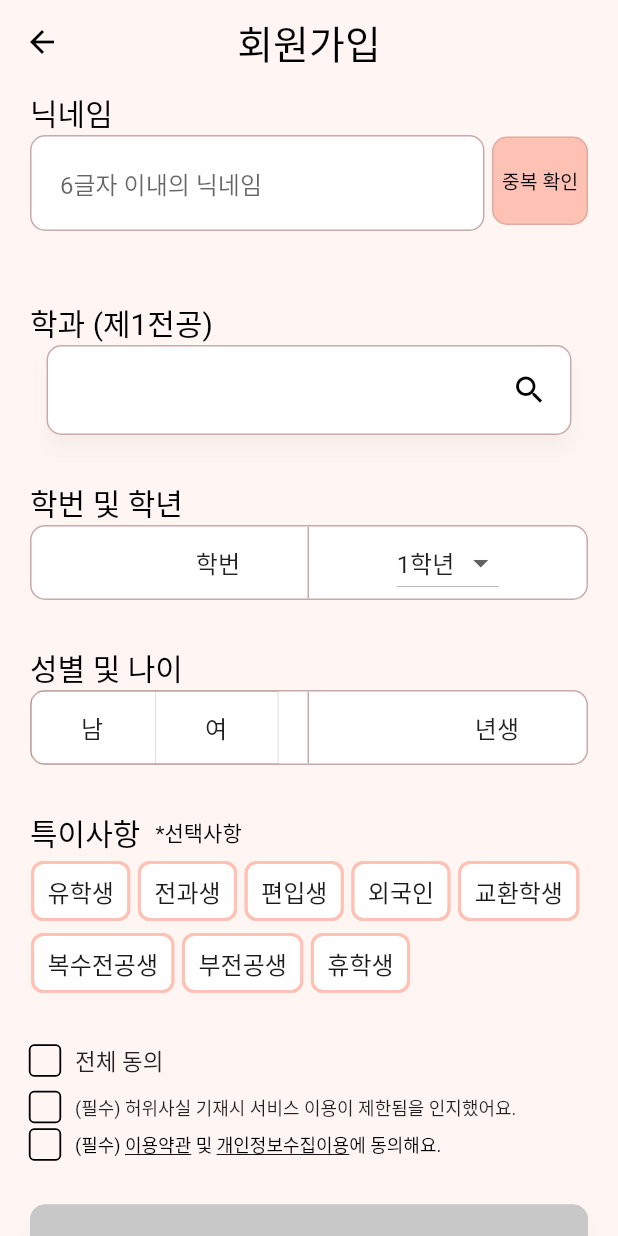
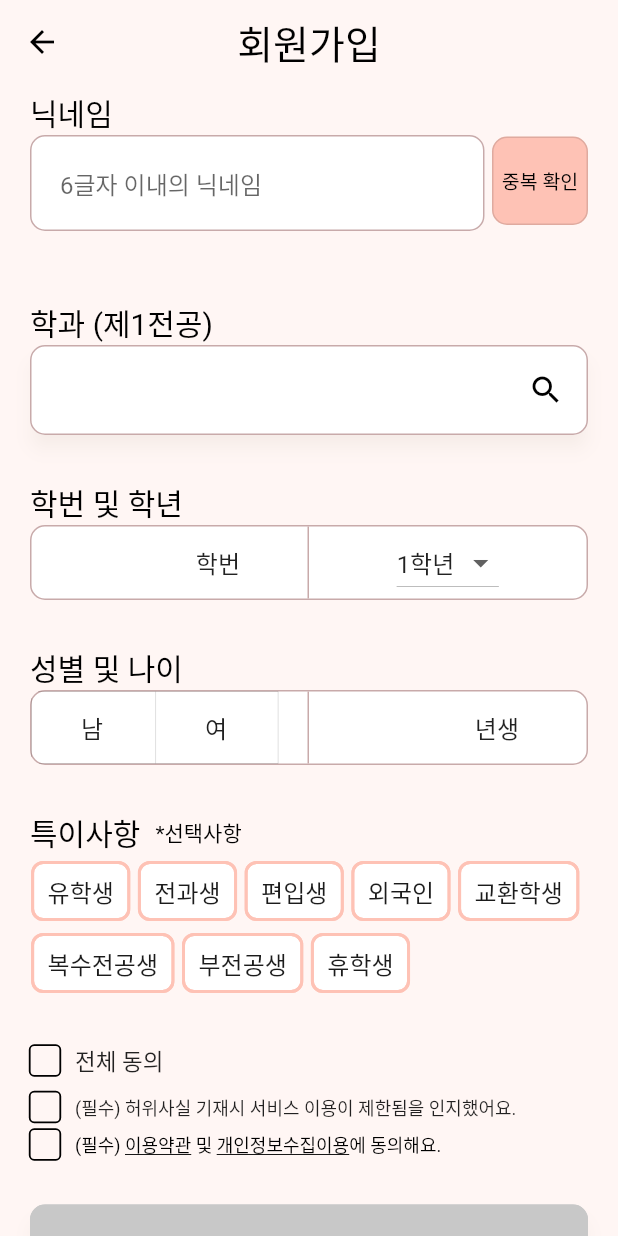
Before and after one commit to TEAM-LINRING/LINRING-FRONT, a Flutter app: the SignUpScreen screen opened by its route, scrolled down 576 dp, on a phone screen of 412 x 824 dp. Run offline on Flutter 3.47's test engine with Material 2 defaults, Android fonts, the phone set to English and light mode, and no system bars; our stand-ins replace carousel_slider, firebase_core, firebase_dynamic_links, flutter_dotenv, flutter_rating_bar, flutter_secure_storage; missing offline and left inert: omni_datetime_picker; accounts and stored records are empty; Roboto replaces fonts that are missing (Pretendard).

Commit message:
Design: 학과 선택 필드 너비 최대로 수정
학과를 선택하는 버튼을 Sizedbox로 감싸고 그 안에 width: double.infinity 값을 주어 최대의 너비를 가질 수 있게 수정하였습니다.

```diff
--- a/lib/screens/signup_screen.dart
+++ b/lib/screens/signup_screen.dart
@@ -506,74 +506,6 @@ class _SignUpScreenState extends State<SignUpScreen> {
                   )
                 ]),
           ),
-          // SizedBox(
-          //   height: 80,
-          //   child: Stack(alignment: Alignment.centerRight, children: [
-          //     CustomTextField(
-          //       controller: nickNameController,
-          //       onChanged: (value) {
-          //         setState(() {
-          //           errorNickName = null;
-          //           helperNickName = null;
-          //           if (!RegExp(r'^[a-zA-Z0-9가-힣]*$').hasMatch(value)) {
-          //             isNickNameValid = false;
-          //             errorNickName = '닉네임에 공백이나 특수문자를 사용할 수 없습니다.';
-          //           } else if (value.length > 6) {
-          //             isNickNameValid = false;
-          //             errorNickName = '닉네임은 여섯글자 이내여야 합니다.';
-          //           } else {
-          //             errorNickName = null;
-          //             isNickNameValid = true;
-          //           }
-          //         });
-          //       },
-          //       errorText: errorNickName,
-          //       hintText: '6글자 이내의 닉네임',
-          //       obscureText: false,
-          //       helperText: helperNickName,
-          //     ),
-          //     Positioned(
-          //         right: 30,
-          //         bottom: 30,
-          //         child: Container(
-          //           decoration: const BoxDecoration(
-          //               border: Border(
-          //                   left: BorderSide(
-          //                       width: 1, color: Color(0xFFC8AAAA)))),
-          //           child: OutlinedButton(
-          //               onPressed: () async {
-          //                 if (isNickNameValid == true) {
-          //                   bool? result = await _validationNickName(context);
-          //                   setState(() {
-          //                     if (result != null) {
-          //                       if (result) {
-          //                         isNickNameUnique = true;
-          //                         errorNickName = null;
-          //                         helperNickName = '사용 가능한 닉네임입니다.';
-          //                       } else {
-          //                         isNickNameUnique = false;
-          //                         helperNickName = null;
-          //                         errorNickName = '중복된 닉네임입니다. 다른 닉네임을 사용해주세요.';
-          //                       }
-          //                     }
-          //                     isSignUpButtonEnabled = checkFormValidity();
-          //                   });
-          //                 }
-          //               },
-          //               style: OutlinedButton.styleFrom(
-          //                   side: BorderSide.none,
-          //                   padding: const EdgeInsets.symmetric(vertical: 20)),
-          //               child: const Text(
-          //                 '중복 확인',
-          //                 style: TextStyle(
-          //                     color: Colors.black,
-          //                     fontSize: 13,
-          //                     fontWeight: FontWeight.w400,
-          //                     height: 0),
-          //               )),
-          //         )),
-          //   ]),
-          // ),
 
           const SizedBox(height: 30),
 
@@ -589,9 +521,12 @@ class _SignUpScreenState extends State<SignUpScreen> {
                   height: 0,
                 ),
               )),
-          OutlinedButton(
+          SizedBox(
+            width: double.infinity,
+            child: OutlinedButton(
               onPressed: () async {
-              final result = await Navigator.pushNamed(context, '/selectmajor');
+                final result =
+                    await Navigator.pushNamed(context, '/selectmajor');
                 if (result is Map<String, String>) {
                   setState(() {
                     selectedData = result;
@@ -622,6 +557,7 @@ class _SignUpScreenState extends State<SignUpScreen> {
                       "${selectedData!['college']}  -  ${selectedData!['major']}",
                       style: const TextStyle(
                           fontSize: 17, fontWeight: FontWeight.w400),
+                    ),
             ),
           ),
 
```
Lines whose indentation alone changed are shown as unchanged.
